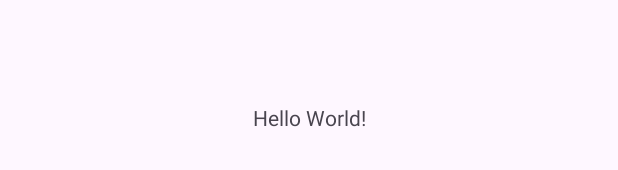
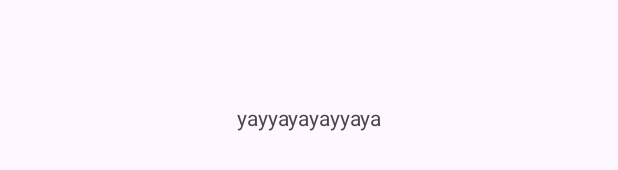
Before and after one commit to Devi-web22/app_todo_rimender, an Android app: the layout activity_main.xml on its own in the app's theme, with its tools: preview values and no code run, on a phone screen of 412 x 824 dp. Shown: the part 501-671 px from the top of the screen. Run offline under Robolectric (Android 15) with nearby library versions, the phone set to English and light mode, and no system bars.

Commit message:
ganti teks

```diff
--- a/app/src/main/res/layout/activity_main.xml
+++ b/app/src/main/res/layout/activity_main.xml
@@ -10,7 +10,7 @@
     <TextView
         android:layout_width="wrap_content"
         android:layout_height="wrap_content"
-        android:text="Hello World!"
+        android:text="yayyayayayyaya"
         app:layout_constraintBottom_toBottomOf="parent"
         app:layout_constraintEnd_toEndOf="parent"
         app:layout_constraintStart_toStartOf="parent"
```
